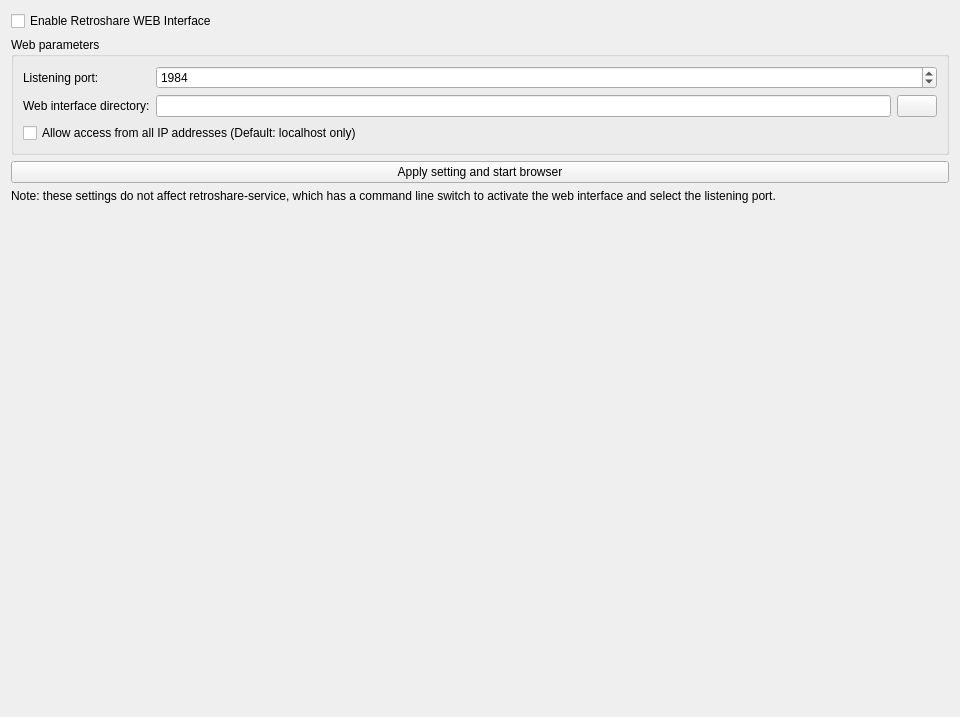
Qt form retroshare-gui/src/gui/settings/WebuiPage.ui (RetroShare/RetroShare) before a commit.
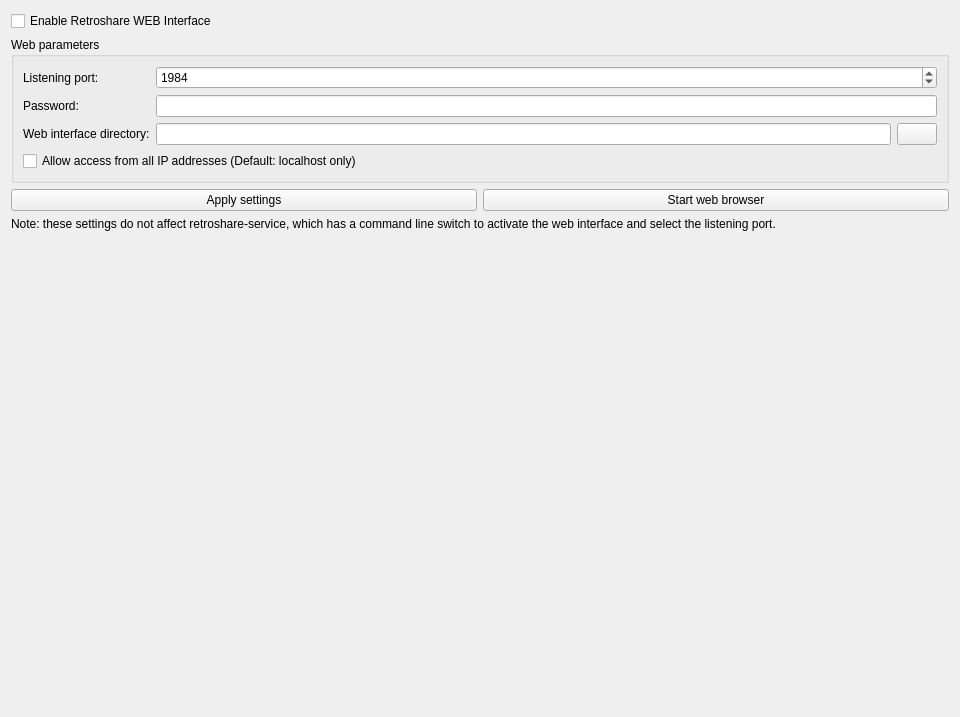
The same form after that commit. Icons and pictures are not drawn.

Commit message: added (not yet working) password field

```diff
--- a/retroshare-gui/src/gui/settings/WebuiPage.ui
+++ b/retroshare-gui/src/gui/settings/WebuiPage.ui
@@ -52,14 +52,14 @@
           </property>
          </widget>
         </item>
-        <item row="1" column="0">
+        <item row="2" column="0">
          <widget class="QLabel" name="label">
           <property name="text">
            <string>Web interface directory:</string>
           </property>
          </widget>
         </item>
-        <item row="1" column="1">
+        <item row="2" column="1">
          <layout class="QHBoxLayout" name="horizontalLayout">
           <item>
            <widget class="QLineEdit" name="webInterfaceFiles_LE">
@@ -84,6 +84,20 @@
           </item>
          </layout>
         </item>
+        <item row="1" column="0">
+         <widget class="QLabel" name="label_2">
+          <property name="text">
+           <string>Password:</string>
+          </property>
+         </widget>
+        </item>
+        <item row="1" column="1">
+         <widget class="QLineEdit" name="password_LE">
+          <property name="echoMode">
+           <enum>QLineEdit::Password</enum>
+          </property>
+         </widget>
+        </item>
        </layout>
       </item>
       <item>
@@ -97,11 +111,22 @@
     </widget>
    </item>
    <item>
-    <widget class="QPushButton" name="applyStartBrowser_PB">
-     <property name="text">
-      <string>Apply setting and start browser</string>
-     </property>
-    </widget>
+    <layout class="QHBoxLayout" name="horizontalLayout_2">
+     <item>
+      <widget class="QPushButton" name="apply_PB">
+       <property name="text">
+        <string>Apply settings</string>
+       </property>
+      </widget>
+     </item>
+     <item>
+      <widget class="QPushButton" name="startWebBrowser_PB">
+       <property name="text">
+        <string>Start web browser</string>
+       </property>
+      </widget>
+     </item>
+    </layout>
    </item>
    <item>
     <widget class="QLabel" name="noteLabel">
```
Left out of the diff: 2 changed lines with no effect on the pictures. The commit also changes 3 other files.
